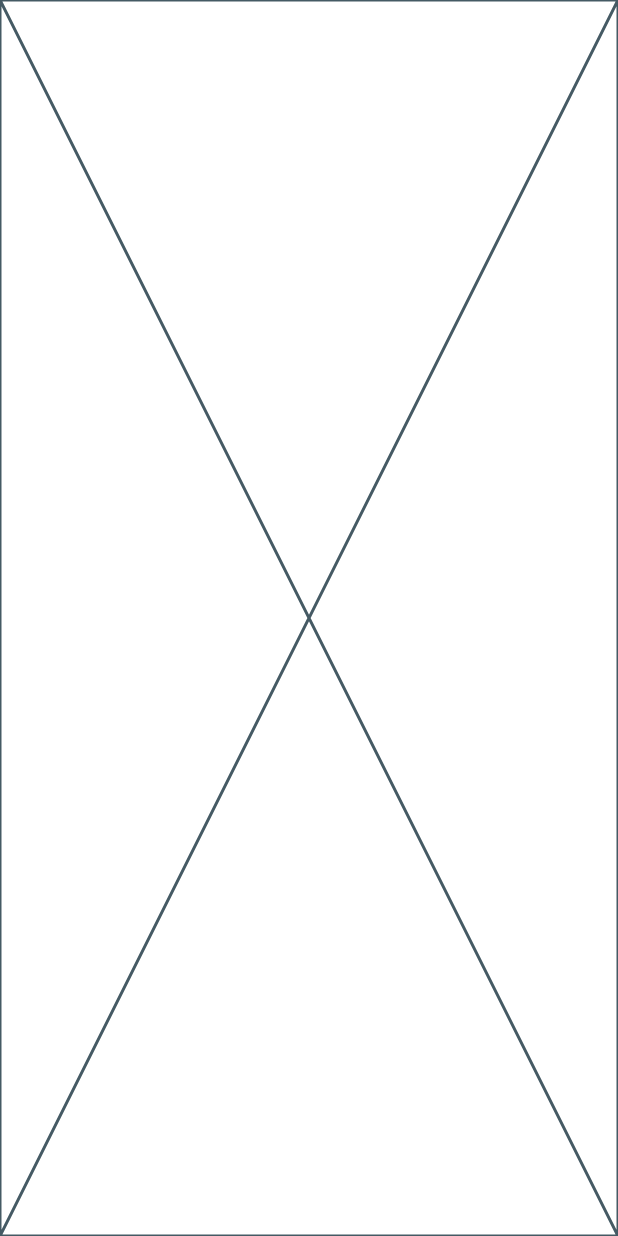
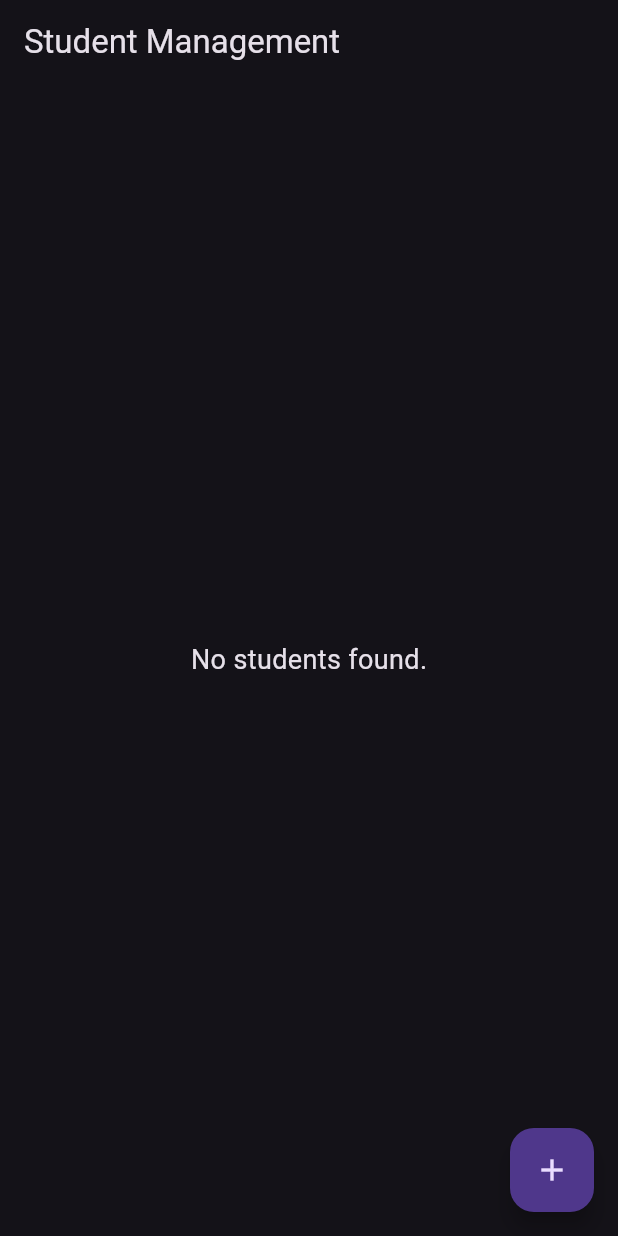
Before and after one commit to adhilfouzi/student_management_application_using_provider, a Flutter app: the screen it shows after launch, on a phone screen of 412 x 824 dp. Run offline on Flutter 3.47's test engine with Material 3 defaults, Android fonts, the phone set to English and light mode, and no system bars.

Commit message:
provider cred completed

```diff
--- /dev/null
+++ b/lib/controller/provider/student_provider.dart
@@ -0,0 +1,26 @@
+import 'package:flutter/material.dart';
+import 'package:student_management_application_using_provider/Model/studentmodel.dart';
+
+class StudentProvider with ChangeNotifier {
+  List<StudentModel> stList = [];
+  int id = -1;
+  void addStudent(StudentModel value) {
+    value.id = id++;
+    stList.add(value);
+    notifyListeners();
+  }
+
+  void editStudent(StudentModel editedStudent) {
+    final index =
+        stList.indexWhere((student) => student.id == editedStudent.id);
+    if (index != -1) {
+      stList[index] = editedStudent;
+      notifyListeners();
+    }
+  }
+
+  void deleteStudent(int studentId) {
+    stList.removeWhere((student) => student.id == studentId);
+    notifyListeners();
+  }
+}
--- a/lib/homescreen.dart
+++ /dev/null
@@ -1,10 +0,0 @@
-import 'package:flutter/material.dart';
-
-class HomeScreen extends StatelessWidget {
-  const HomeScreen({super.key});
-
-  @override
-  Widget build(BuildContext context) {
-    return const Placeholder();
-  }
-}
--- a/lib/main.dart
+++ b/lib/main.dart
@@ -1,5 +1,7 @@
 import 'package:flutter/material.dart';
-import 'package:student_management_application_using_provider/homescreen.dart';
+import 'package:provider/provider.dart';
+import 'package:student_management_application_using_provider/controller/provider/student_provider.dart';
+import 'package:student_management_application_using_provider/view/homescreen.dart';
 
 void main() {
   runApp(const MyApp());
@@ -10,13 +12,16 @@ class MyApp extends StatelessWidget {
 
   @override
   Widget build(BuildContext context) {
-    return MaterialApp(
-      title: 'Flutter Demo',
-      theme: ThemeData(
-        colorScheme: ColorScheme.fromSeed(seedColor: Colors.deepPurple),
-        useMaterial3: true,
+    return MultiProvider(
+      providers: [
+        ChangeNotifierProvider(create: (context) => StudentProvider())
+      ],
+      child: MaterialApp(
+        debugShowCheckedModeBanner: false,
+        title: 'Flutter Demo',
+        theme: ThemeData.dark(),
+        home: const HomeScreen(),
       ),
-      home: const HomeScreen(),
     );
   }
 }
--- /dev/null
+++ b/lib/model/studentmodel.dart
@@ -0,0 +1,11 @@
+class StudentModel {
+  int? id;
+  final String name;
+  final String father;
+  final String phoneNumber;
+  StudentModel(
+      {this.id,
+      required this.name,
+      required this.father,
+      required this.phoneNumber});
+}
--- /dev/null
+++ b/lib/view/homescreen.dart
@@ -0,0 +1,77 @@
+import 'package:flutter/material.dart';
+import 'package:provider/provider.dart';
+import 'package:student_management_application_using_provider/controller/provider/student_provider.dart';
+import 'package:student_management_application_using_provider/view/addstudent.dart';
+import 'package:student_management_application_using_provider/Model/studentmodel.dart';
+import 'package:student_management_application_using_provider/view/editstudent.dart';
+
+class HomeScreen extends StatelessWidget {
+  const HomeScreen({super.key});
+
+  @override
+  Widget build(BuildContext context) {
+    return Scaffold(
+      appBar: AppBar(title: const Text('Student Management')),
+      body: Consumer<StudentProvider>(
+        builder: (context, studentProvider, _) {
+          List<StudentModel> students = studentProvider.stList;
+          if (students.isEmpty) {
+            return const Center(
+              child: Text(
+                'No students found.',
+                style: TextStyle(fontSize: 18.0),
+              ),
+            );
+          } else {
+            return ListView.builder(
+              itemCount: students.length,
+              itemBuilder: (context, index) {
+                final student = students[index];
+                final id = student.id;
+                return ListTile(
+                  title: Text(student.name),
+                  subtitle: Text('S/O: ${student.father}'),
+                  trailing: PopupMenuButton(
+                    itemBuilder: (context) => [
+                      const PopupMenuItem(
+                        value: 'edit',
+                        child: Text('Edit'),
+                      ),
+                      const PopupMenuItem(
+                        value: 'delete',
+                        child: Text('Delete'),
+                      ),
+                    ],
+                    onSelected: (value) {
+                      if (value == 'edit') {
+                        // Implement edit functionality
+                        Navigator.of(context).push(
+                          MaterialPageRoute(
+                            builder: (context) => EditStudent(
+                              studentId: id!,
+                            ),
+                          ),
+                        );
+                      } else if (value == 'delete') {
+                        // Implement delete functionality
+                        studentProvider.deleteStudent(student.id!);
+                      }
+                    },
+                  ),
+                );
+              },
+            );
+          }
+        },
+      ),
+      floatingActionButton: FloatingActionButton(
+        onPressed: () {
+          Navigator.of(context).push(
+            MaterialPageRoute(builder: (context) => AddStudent()),
+          );
+        },
+        child: const Icon(Icons.add),
+      ),
+    );
+  }
+}
--- a/pubspec.yaml
+++ b/pubspec.yaml
@@ -35,6 +35,7 @@ dependencies:
   # The following adds the Cupertino Icons font to your application.
   # Use with the CupertinoIcons class for iOS style icons.
   cupertino_icons: ^1.0.2
+  provider: ^6.1.1
 
 dev_dependencies:
   flutter_test:
```
Also changed, not shown: lib/controller/functions/funtions.dart (added, +19 -0 lines), lib/controller/widget/textform.dart (added, +42 -0 lines), lib/view/addstudent.dart (added, +86 -0 lines), lib/view/editstudent.dart (added, +92 -0 lines), pubspec.lock.
